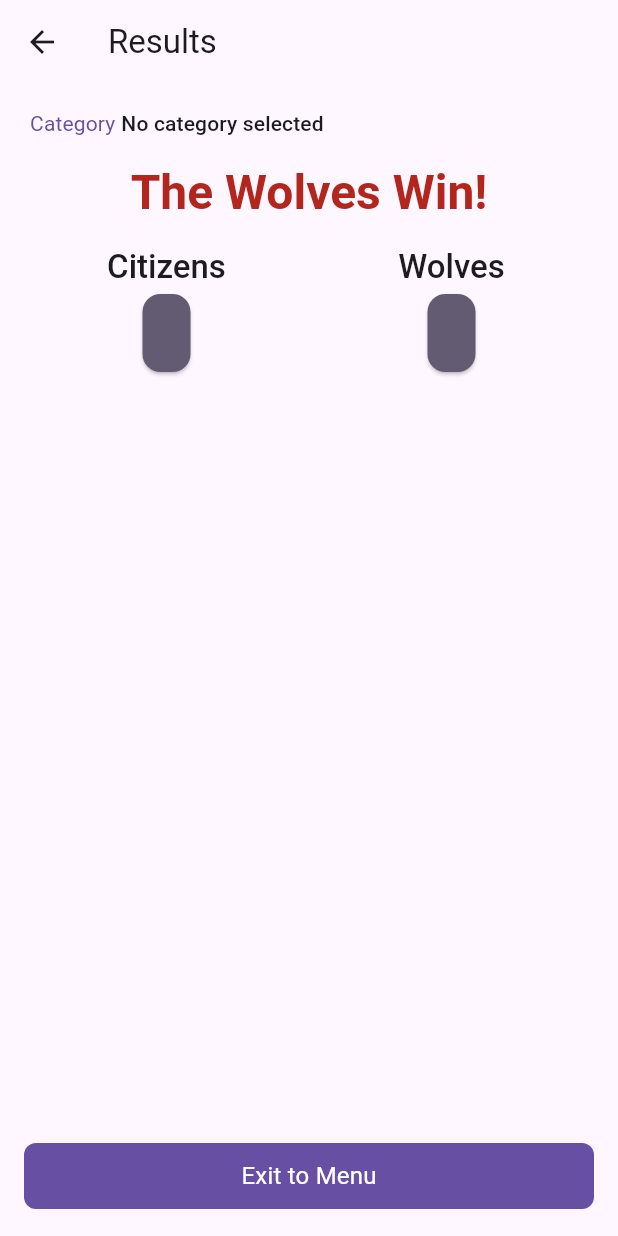
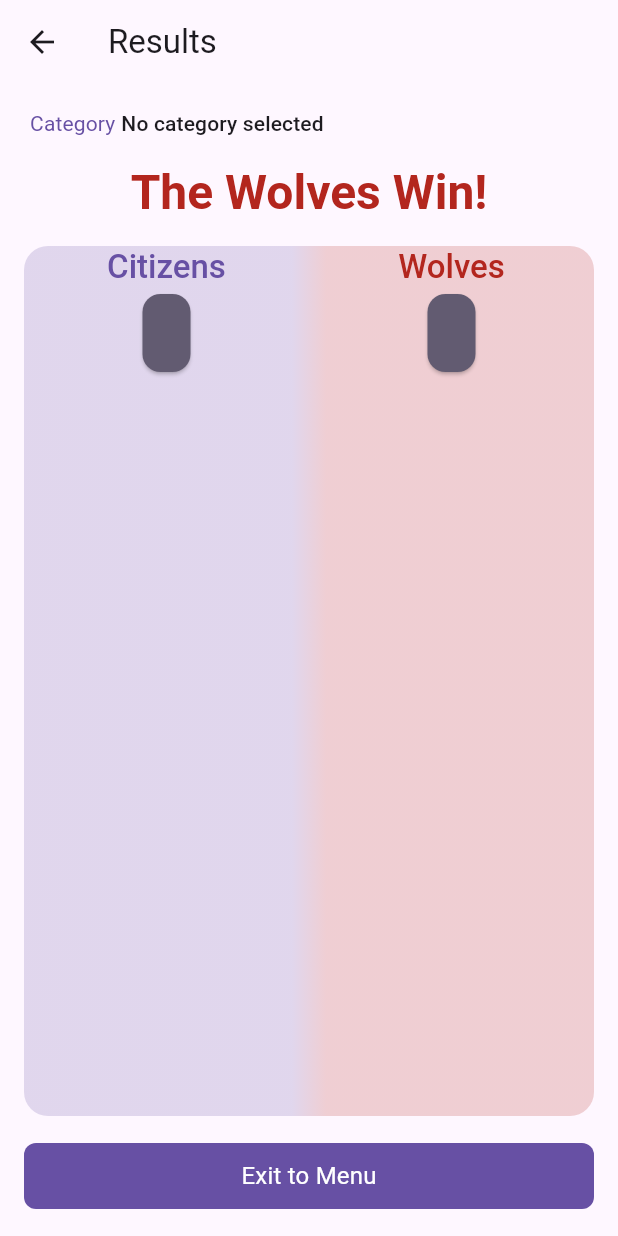
Before and after one commit to szebert/word_wolf, a Flutter app: the ResultsView screen opened directly, on a phone screen of 412 x 824 dp. Run offline on Flutter 3.47's test engine with Material 3 defaults, Android fonts, the phone set to English and light mode, and no system bars; our stand-ins replace audioplayers, bloc, equatable, firebase_analytics, firebase_core, firebase_crashlytics and 6 more; missing offline and left inert: flex_seed_scheme; accounts and stored records are empty; generated files the repository leaves out were written again; project files that could hold a hidden picture were left out.

Commit message:
feat: Refactor ResultsView layout to enhance visual presentation with gradient backgrounds and improved text color options for better readability

```diff
--- a/lib/game/view/results_page.dart
+++ b/lib/game/view/results_page.dart
@@ -126,6 +126,23 @@ class ResultsView extends StatelessWidget {
 
                   const SizedBox(height: AppSpacing.lg),
 
+                  Expanded(
+                    child: Container(
+                      decoration: BoxDecoration(
+                        borderRadius: BorderRadius.circular(16),
+                        gradient: LinearGradient(
+                          begin: Alignment.centerLeft,
+                          end: Alignment.centerRight,
+                          colors: [
+                            Theme.of(context).colorScheme.primary.withAlpha(50),
+                            Theme.of(context).colorScheme.error.withAlpha(50),
+                          ],
+                          stops: const [0.47, 0.53],
+                        ),
+                      ),
+                      child: Column(
+                        crossAxisAlignment: CrossAxisAlignment.stretch,
+                        children: [
                           // Words section
                           Row(
                             crossAxisAlignment: CrossAxisAlignment.start,
@@ -140,6 +157,7 @@ class ResultsView extends StatelessWidget {
                                       l10n.citizens,
                                       variant: AppTextVariant.titleLarge,
                                       weight: AppTextWeight.medium,
+                                      colorOption: AppTextColor.primary,
                                       textAlign: TextAlign.center,
                                     ),
                                     Padding(
@@ -147,7 +165,9 @@ class ResultsView extends StatelessWidget {
                                         horizontal: AppSpacing.md,
                                       ),
                                       child: Card(
-                                color: Theme.of(context).colorScheme.secondary,
+                                        color: Theme.of(context)
+                                            .colorScheme
+                                            .secondary,
                                         child: Padding(
                                           padding: const EdgeInsets.symmetric(
                                             horizontal: AppSpacing.lg,
@@ -157,7 +177,8 @@ class ResultsView extends StatelessWidget {
                                             game.citizenWord,
                                             variant: AppTextVariant.titleLarge,
                                             textAlign: TextAlign.center,
-                                    colorOption: AppTextColor.onSecondary,
+                                            colorOption:
+                                                AppTextColor.onSecondary,
                                           ),
                                         ),
                                       ),
@@ -176,6 +197,7 @@ class ResultsView extends StatelessWidget {
                                       l10n.wolves,
                                       variant: AppTextVariant.titleLarge,
                                       weight: AppTextWeight.medium,
+                                      colorOption: AppTextColor.error,
                                       textAlign: TextAlign.center,
                                     ),
                                     Padding(
@@ -183,7 +205,9 @@ class ResultsView extends StatelessWidget {
                                         horizontal: AppSpacing.md,
                                       ),
                                       child: Card(
-                                color: Theme.of(context).colorScheme.secondary,
+                                        color: Theme.of(context)
+                                            .colorScheme
+                                            .secondary,
                                         child: Padding(
                                           padding: const EdgeInsets.symmetric(
                                             horizontal: AppSpacing.lg,
@@ -193,7 +217,8 @@ class ResultsView extends StatelessWidget {
                                             game.wolfWord,
                                             variant: AppTextVariant.titleLarge,
                                             textAlign: TextAlign.center,
-                                    colorOption: AppTextColor.onSecondary,
+                                            colorOption:
+                                                AppTextColor.onSecondary,
                                           ),
                                         ),
                                       ),
@@ -229,6 +254,10 @@ class ResultsView extends StatelessWidget {
                                   ),
                                 ),
                               ],
+                            ),
+                          ),
+                        ],
+                      ),
                     ),
                   ),
 
@@ -273,6 +302,7 @@ class ResultsView extends StatelessWidget {
                 clipBehavior: Clip.none,
                 children: [
                   Card(
+                    color: Theme.of(context).colorScheme.surface,
                     shape: RoundedRectangleBorder(
                       borderRadius: BorderRadius.circular(8),
                       side: BorderSide(
@@ -301,6 +331,7 @@ class ResultsView extends StatelessWidget {
                             player.name,
                             variant: AppTextVariant.titleMedium,
                             weight: AppTextWeight.medium,
+                            colorOption: AppTextColor.onSurface,
                             overflow: TextOverflow.ellipsis,
                             maxLines: 1,
                           ),
```
Also changed, not shown: lib/game/view/wolf_revenge_page.dart (+4 -3 lines). Lines whose indentation alone changed are shown as unchanged.
